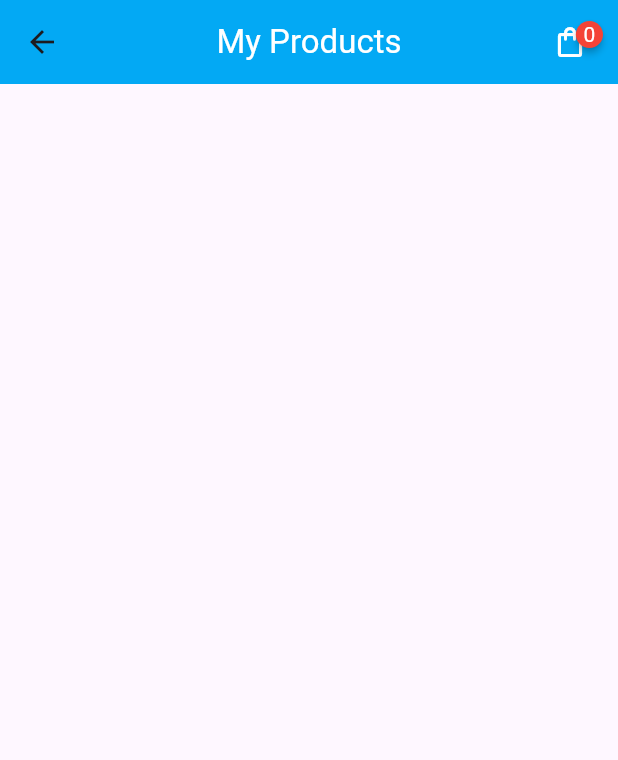
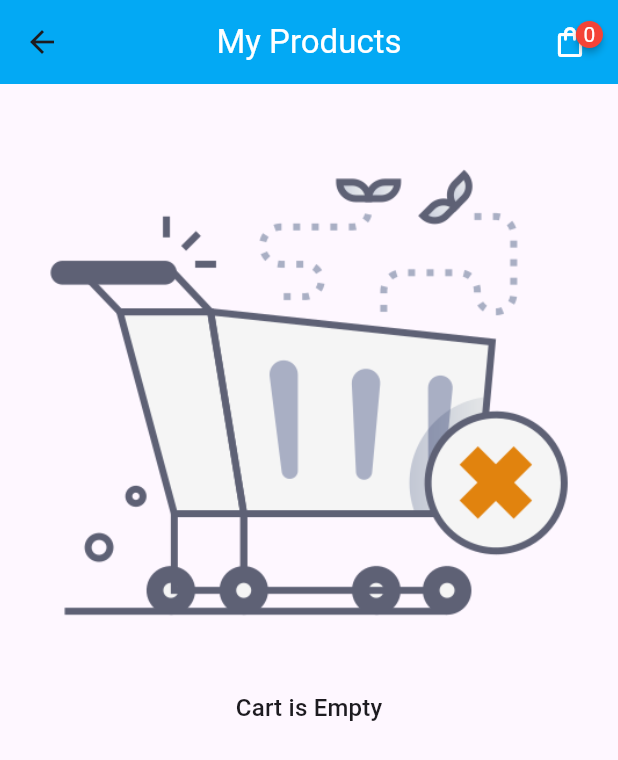
Before and after one commit to HamzaIqbalMughal/flutter_shopping_cart_with_provider, a Flutter app: the CartScreen screen opened directly, on a phone screen of 412 x 824 dp. Shown: the top 760 px of the screen. Run offline on Flutter 3.47's test engine with Material 3 defaults, Android fonts, the phone set to English and light mode, and no system bars; drawn by our look-alikes of badges; our stand-ins replace fluttertoast, shared_preferences, sqflite; accounts and stored records are empty; network calls fail.

Commit message:
added discount feature, Shopping cart is completed.

```diff
--- a/lib/Views/cart_screen.dart
+++ b/lib/Views/cart_screen.dart
@@ -56,12 +56,24 @@ class _CartScreenState extends State<CartScreen> {
         ],
         backgroundColor: Colors.lightBlue,
       ),
-      body: Column(
+      body: Padding(
+        padding: const EdgeInsets.all(8.0),
+        child: Column(
           children: [
             FutureBuilder(
                 future: cart.getData(),
                 builder: (context, AsyncSnapshot<List<Cart>> snapshot) {
                   if (snapshot.hasData) {
+                    if(snapshot.data!.isEmpty){
+                      return Column(
+                        mainAxisAlignment: MainAxisAlignment.center,
+                        crossAxisAlignment: CrossAxisAlignment.center,
+                        children: [
+                          Image(image: AssetImage('assets/images/empty-cart.png')),
+                          Text('Cart is Empty', style: Theme.of(context).textTheme.titleMedium,),
+                        ],
+                      );
+                    }else{
                       return Expanded(
                         child: ListView.builder(
                           itemCount: snapshot.data!.length,
@@ -252,9 +264,12 @@ class _CartScreenState extends State<CartScreen> {
                         ),
                       );
                     }
+
+                  }
                   return Text('Loading...');
                 }),
             Consumer<CartProvider>(builder: (context, value, child) {
+              double discount = value.getTotalPrice() * 0.10;
               return Visibility(
                 visible: value.getTotalPrice().toStringAsFixed(2) == "0.00"
                     ? false
@@ -264,12 +279,21 @@ class _CartScreenState extends State<CartScreen> {
                     ReuseableWidget(
                       title: 'Sub Total',
                       value: r'$' + value.getTotalPrice().toString(),
-                  )
+                    ),
+                    ReuseableWidget(
+                      title: 'Discount 10%',
+                      value: r'$' + discount.toString(),
+                    ),
+                    ReuseableWidget(
+                      title: 'Total',
+                      value: r'$' + '${value.getTotalPrice() - discount}',
+                    ),
                   ],
                 ),
               );
             })
           ],
+        ),
       ),
     );
   }
--- a/pubspec.yaml
+++ b/pubspec.yaml
@@ -65,10 +65,8 @@ flutter:
   uses-material-design: true
 
   # To add assets to your application, add an assets section, like this:
-  # assets:
-  #   - images/a_dot_burr.jpeg
-  #   - images/a_dot_ham.jpeg
-
+  assets:
+    - assets/images/empty-cart.png
   # An image asset can refer to one or more resolution-specific "variants", see
   # https://flutter.dev/assets-and-images/#resolution-aware
 
```
Also changed, not shown: assets/images/empty-cart.png (added). Lines whose indentation alone changed are shown as unchanged.
